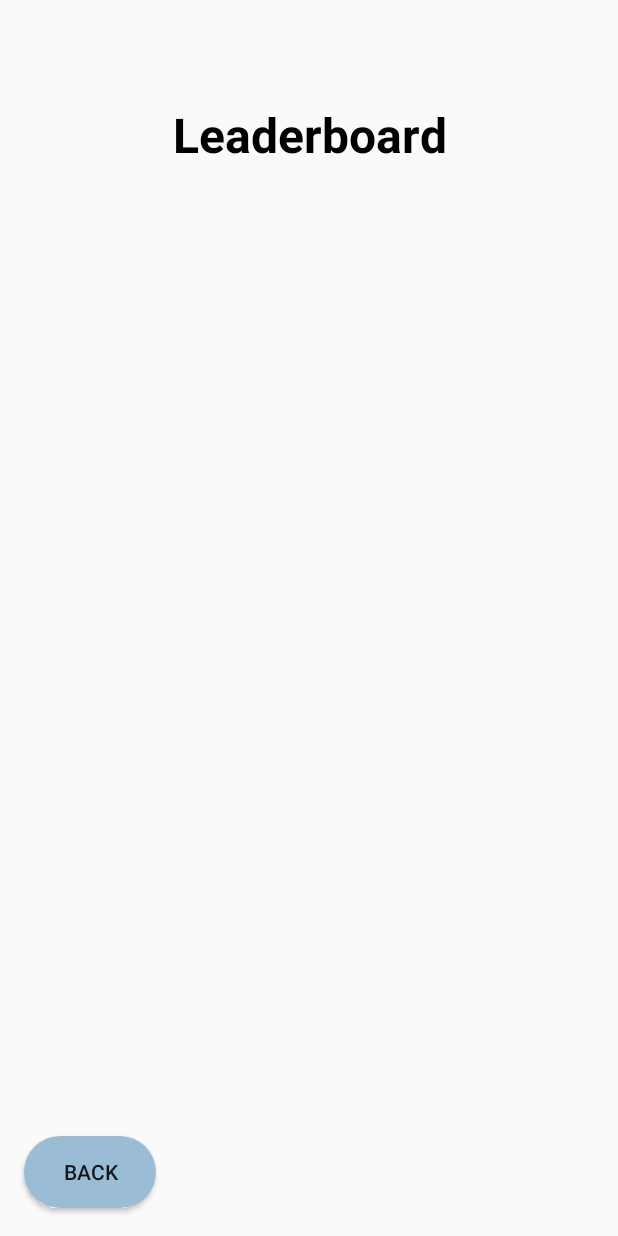
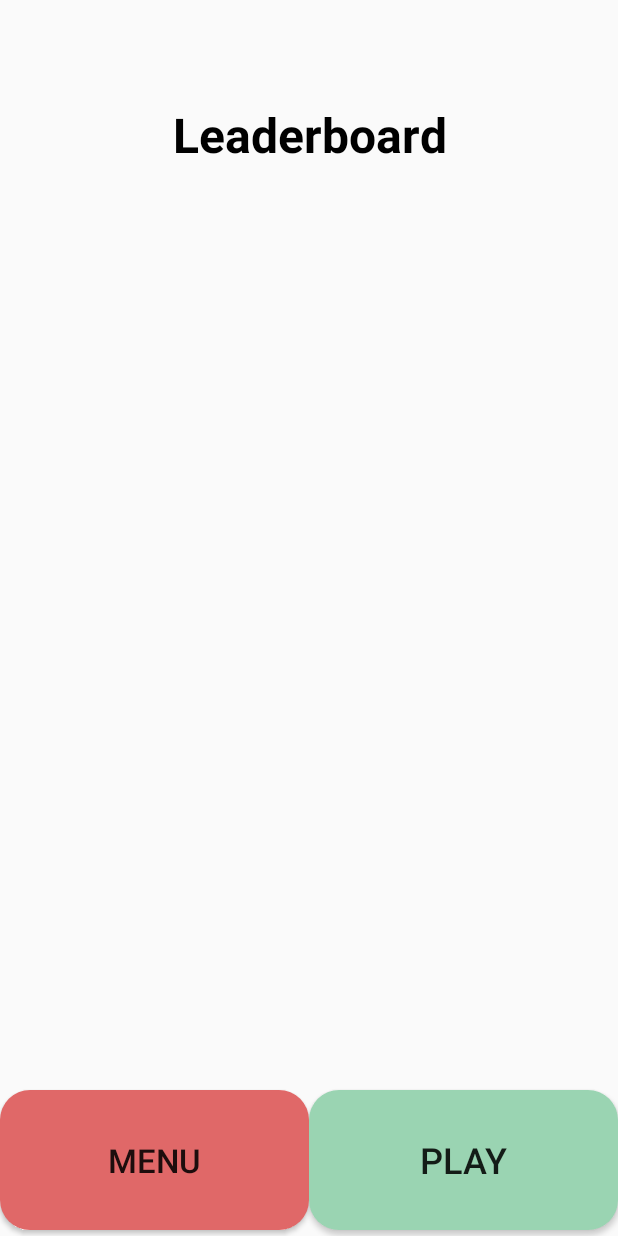
Before and after one commit to Bockcui/ThinkTNCK, an Android app: the leaderboard screen opened directly, with no data from a screen before it, on a phone screen of 412 x 824 dp. Run offline under Robolectric (Android 15) with nearby library versions, the phone set to English and light mode, and no system bars.

Commit message:
leader board page updates
added play button to leaderboard page

```diff
--- a/app/src/main/java/com/example/shapeshift/leaderboard.java
+++ b/app/src/main/java/com/example/shapeshift/leaderboard.java
@@ -25,6 +25,15 @@ public class leaderboard extends AppCompatActivity {
             }
         });
 
+        Button playButton = (Button) findViewById(R.id.play_again);
+        playButton.setOnClickListener(new View.OnClickListener() {
+            @Override
+            public void onClick(View view) {
+                Intent intent = new Intent(leaderboard.this, diffActivity.class);
+                startActivity(intent);
+            }
+        });
+
 
     }
 
--- a/app/src/main/res/layout/leader_page.xml
+++ b/app/src/main/res/layout/leader_page.xml
@@ -23,20 +23,34 @@
         app:layout_constraintStart_toStartOf="parent"
         app:layout_constraintTop_toTopOf="parent" />
 
+
+
     <Button
         android:id="@+id/back"
-        android:layout_width="wrap_content"
-        android:layout_height="wrap_content"
-        android:background="@drawable/rounded_button"
-        android:text="BACK"
-
-
+        android:layout_width="206dp"
+        android:layout_height="93dp"
+        android:layout_marginBottom="4dp"
+        android:background="@drawable/red_rounded_button"
+        android:text="Menu"
+        android:textSize="22sp"
         app:layout_constraintBottom_toBottomOf="parent"
         app:layout_constraintEnd_toEndOf="parent"
-        app:layout_constraintHorizontal_bias="0.049"
-        app:layout_constraintStart_toStartOf="parent"
-        app:layout_constraintTop_toTopOf="parent"
-        app:layout_constraintVertical_bias="0.976" />
+        app:layout_constraintHorizontal_bias="0.0"
+        app:layout_constraintStart_toStartOf="parent" />
+
+    <Button
+        android:id="@+id/play_again"
+        android:layout_width="206dp"
+        android:layout_height="93dp"
+        android:layout_marginBottom="4dp"
+        android:background="@drawable/rounded_play_button"
+        android:text="Play"
+        android:textSize="24sp"
+        app:layout_constraintBottom_toBottomOf="parent"
+        app:layout_constraintEnd_toEndOf="parent"
+        app:layout_constraintHorizontal_bias="1.0"
+        app:layout_constraintStart_toStartOf="parent" />
+
 
 
 </androidx.constraintlayout.widget.ConstraintLayout>
```
